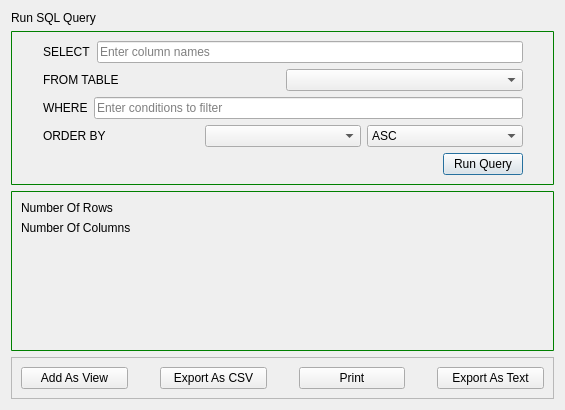
keshav-sahu7/TableKM, file src/QueryDialog.ui: the form before one commit.
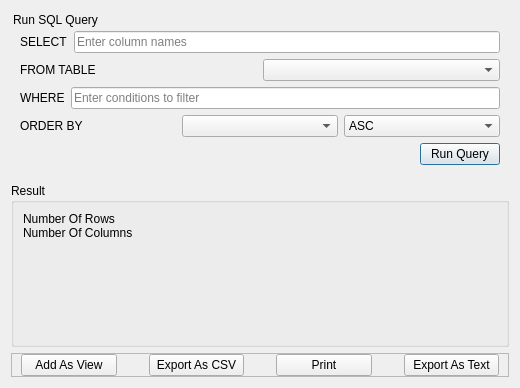
The form after the commit. Icons and pictures are not drawn. Custom widgets are drawn as their Qt base class.

The edit to the form file:
```diff
--- a/src/QueryDialog.ui
+++ b/src/QueryDialog.ui
@@ -6,8 +6,8 @@
    <rect>
     <x>0</x>
     <y>0</y>
-    <width>565</width>
-    <height>410</height>
+    <width>520</width>
+    <height>388</height>
    </rect>
   </property>
   <property name="minimumSize">
@@ -23,16 +23,12 @@
    <iconset resource="resource.qrc">
     <normaloff>:/icons/filter.png</normaloff>:/icons/filter.png</iconset>
   </property>
+  <property name="styleSheet">
+   <string notr="true"/>
+  </property>
   <layout class="QVBoxLayout" name="verticalLayout_4">
    <item>
-    <widget class="QLabel" name="_ignore_label_7">
-     <property name="text">
-      <string>Run SQL Query</string>
-     </property>
-    </widget>
-   </item>
-   <item>
-    <widget class="QFrame" name="_ignore_frame">
+    <widget class="QGroupBox" name="_ignore_group_box">
      <property name="minimumSize">
       <size>
        <width>480</width>
@@ -40,16 +36,14 @@
       </size>
      </property>
      <property name="styleSheet">
-      <string notr="true">QFrame#_ignore_frame{
-	border : 1px solid green;
-	border-radius : 1px
+      <string notr="true">QGroupBox#_ignore_group_box
+{
+    padding-top: 23px;
+    border-radius: 0px;
 }</string>
      </property>
-     <property name="frameShape">
-      <enum>QFrame::StyledPanel</enum>
-     </property>
-     <property name="frameShadow">
-      <enum>QFrame::Raised</enum>
+     <property name="title">
+      <string>Run SQL Query</string>
      </property>
      <layout class="QHBoxLayout" name="horizontalLayout_3">
       <property name="leftMargin">
@@ -89,9 +83,15 @@
          <property name="leftMargin">
           <number>0</number>
          </property>
+         <property name="topMargin">
+          <number>0</number>
+         </property>
          <property name="rightMargin">
           <number>0</number>
          </property>
+         <property name="bottomMargin">
+          <number>9</number>
+         </property>
          <item>
           <layout class="QHBoxLayout" name="_ignore_horizontal_layout_3">
            <item>
@@ -195,6 +195,12 @@
            </item>
            <item>
             <widget class="QPushButton" name="btn_run_query">
+             <property name="sizePolicy">
+              <sizepolicy hsizetype="Preferred" vsizetype="Maximum">
+               <horstretch>0</horstretch>
+               <verstretch>0</verstretch>
+              </sizepolicy>
+             </property>
              <property name="text">
               <string>Run Query</string>
              </property>
@@ -222,7 +228,7 @@
     </widget>
    </item>
    <item>
-    <widget class="QFrame" name="_ignore_frame_3">
+    <widget class="QGroupBox" name="_ignore_groupBox_3">
      <property name="sizePolicy">
       <sizepolicy hsizetype="MinimumExpanding" vsizetype="MinimumExpanding">
        <horstretch>0</horstretch>
@@ -232,22 +238,22 @@
      <property name="styleSheet">
       <string notr="true">QFrame#_ignore_frame_3{
 	border : 1px solid green;
-	border-radius : 1px
+	border-radius : 0px;
 }</string>
      </property>
-     <property name="frameShape">
-      <enum>QFrame::StyledPanel</enum>
-     </property>
-     <property name="frameShadow">
-      <enum>QFrame::Raised</enum>
+     <property name="title">
+      <string>Result</string>
      </property>
      <layout class="QVBoxLayout" name="verticalLayout_2">
       <item>
        <layout class="QGridLayout" name="_ignore_grid_layout">
+        <property name="spacing">
+         <number>0</number>
+        </property>
         <item row="0" column="0">
          <widget class="QLabel" name="_ignore_label_2">
           <property name="sizePolicy">
-           <sizepolicy hsizetype="Maximum" vsizetype="Maximum">
+           <sizepolicy hsizetype="Minimum" vsizetype="Maximum">
             <horstretch>0</horstretch>
             <verstretch>0</verstretch>
            </sizepolicy>
@@ -273,7 +279,7 @@
         <item row="1" column="0">
          <widget class="QLabel" name="_ignore_label">
           <property name="sizePolicy">
-           <sizepolicy hsizetype="Maximum" vsizetype="Maximum">
+           <sizepolicy hsizetype="Preferred" vsizetype="Maximum">
             <horstretch>0</horstretch>
             <verstretch>0</verstretch>
            </sizepolicy>
@@ -336,6 +342,12 @@
       <property name="spacing">
        <number>32</number>
       </property>
+      <property name="topMargin">
+       <number>0</number>
+      </property>
+      <property name="bottomMargin">
+       <number>0</number>
+      </property>
       <item>
        <widget class="QPushButton" name="btn_as_view">
         <property name="sizePolicy">
```
Left out of the diff: 38 changed lines with no effect on the pictures.
